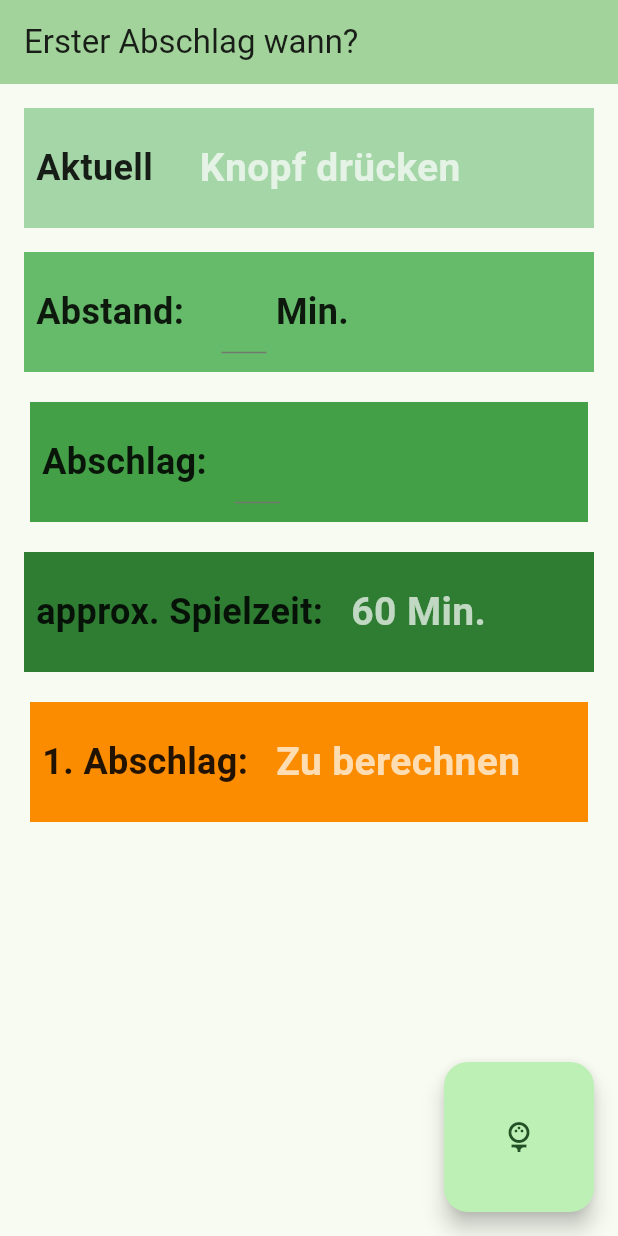
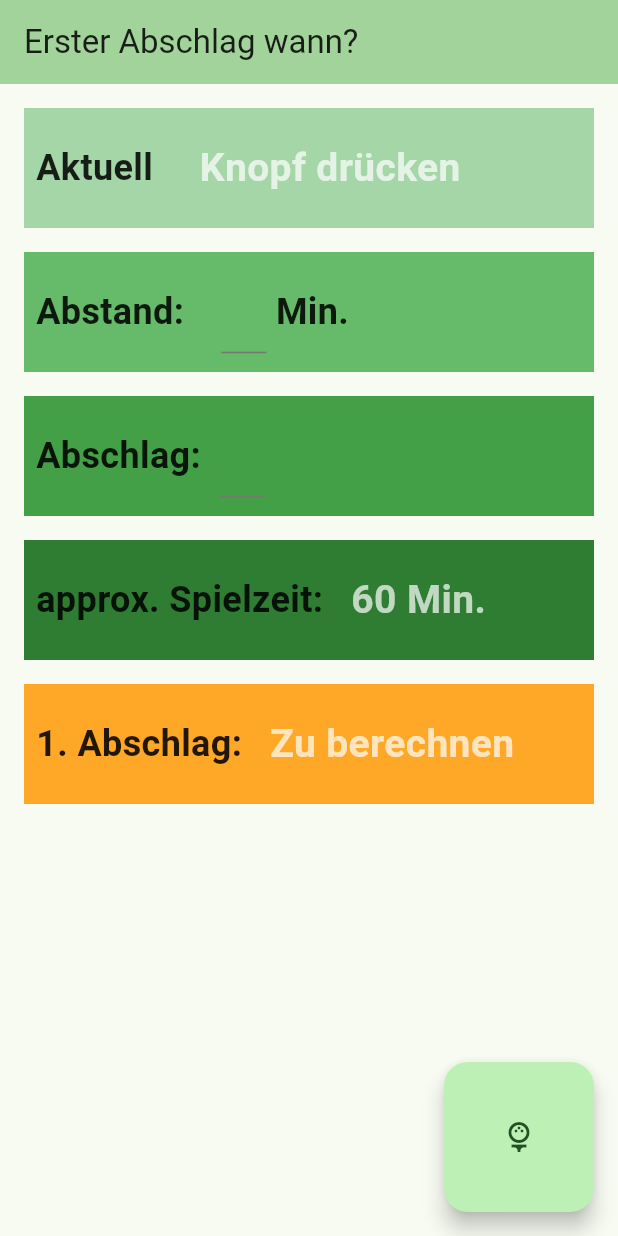
Before and after one commit to chrbuchsteiner61/approx_teeone, a Flutter app: the screen it shows after launch, on a phone screen of 412 x 824 dp. Run offline on Flutter 3.47's test engine with Material 3 defaults, Android fonts, the phone set to English and light mode, and no system bars.

Commit message:
new widget showResult

```diff
--- a/lib/main.dart
+++ b/lib/main.dart
@@ -1,6 +1,7 @@
-import 'package:approx_teeone/clockWidget.dart';
+import 'package:approx_teeone/showResultWidget.dart';
+import 'package:approx_teeone/showTimeWidget.dart';
 import 'package:approx_teeone/simpleInputWidget.dart';
-//import 'package:approx_teeone/simpleInputWidget.dart';
+
 import 'package:flutter/material.dart';
 import 'package:intl/intl.dart';
 
@@ -36,16 +37,18 @@ class MyHomePage extends StatefulWidget {
 }
 
 class _MyHomePageState extends State<MyHomePage> {
-
   DateTime currentTime = DateTime.now();
   DateTime approxTeeOne = DateTime.now();
   NumberFormat MinuteFormatter = new NumberFormat("00");
+
   // Uhrzeiten umgewandelt in Strings
   String uhrzeit = 'Knopf drücken';
   String showApproxTime = 'Zu berechnen';
   String tee = "1";
   String delta = "10";
   int playedTime = 60;
+
+  double containerHeight = 80;
 
   final TextStyle normalStyle = const TextStyle(
     fontSize: 24,
@@ -78,10 +81,12 @@ class _MyHomePageState extends State<MyHomePage> {
       delta = myController_abstand.text;
       tee = myController_tee.text;
       currentTime = DateTime.now();
-      uhrzeit = '${currentTime.hour}:${MinuteFormatter.format(currentTime.minute)}';
-      playedTime =  int.parse(delta) * int.parse(tee);
-      approxTeeOne = currentTime.subtract(Duration(minutes:playedTime));
-      showApproxTime = '${approxTeeOne.hour}:${MinuteFormatter.format(approxTeeOne.minute)}';
+      uhrzeit =
+          '${currentTime.hour}:${MinuteFormatter.format(currentTime.minute)}';
+      playedTime = int.parse(delta) * int.parse(tee);
+      approxTeeOne = currentTime.subtract(Duration(minutes: playedTime));
+      showApproxTime =
+          '${approxTeeOne.hour}:${MinuteFormatter.format(approxTeeOne.minute)}';
     });
   }
 
@@ -92,59 +97,52 @@ class _MyHomePageState extends State<MyHomePage> {
         backgroundColor: Theme.of(context).colorScheme.inversePrimary,
         title: Text(widget.title),
       ),
-      body:
-        Padding(
+      body: Padding(
         padding: const EdgeInsets.all(8.0),
         child: Column(
           crossAxisAlignment: CrossAxisAlignment.stretch,
           children: <Widget>[
-             ClockWidget(text: 'Aktuell     ',
+            showTimeWidget(
+              text: 'Aktuell     ',
               normalStyle: normalStyle,
               resultStyle: resultStyle,
               uhrzeit: uhrzeit,
-                colorDeep: 200,),
-
-          SimpleInputWidget(text: 'Abstand:    ', normalStyle: normalStyle, resultStyle: resultStyle, aFunction: myController_abstand),
-            Container(
-            margin: const EdgeInsets.all(12.0),
-            height: 80.0,
-            color: Colors.green[600],
-            child:
-          Padding(
-            padding: const EdgeInsets.all(8.0),
-            child:
-              Row(children: <Widget> [
-                Text('Abschlag:   ', style: normalStyle,),
-                SizedBox(
-                  width: 30.0,
-                  child:
-                  TextField(
-                    style: resultStyle,
-                    controller: myController_tee,
+              colorDeep: 200,
+              containerHeight: containerHeight,
             ),
+            SimpleInputWidget(
+              text: 'Abstand:    ',
+              normalStyle: normalStyle,
+              resultStyle: resultStyle,
+              aFunction: myController_abstand,
+              secondText: ' Min.',
+              colorDeep: 400,
+              containerHeight: containerHeight,
             ),
-              ]),
+            SimpleInputWidget(
+              text: 'Abschlag:  ',
+              normalStyle: normalStyle,
+              resultStyle: resultStyle,
+              aFunction: myController_tee,
+              secondText: '',
+              colorDeep: 600,
+              containerHeight: containerHeight,
             ),
+            showTimeWidget(
+              text: 'approx. Spielzeit:   ',
+              normalStyle: normalStyle,
+              resultStyle: resultStyle,
+              uhrzeit: playedTime.toString() + ' Min.',
+              colorDeep: 800,
+              containerHeight: containerHeight,
             ),
-            ClockWidget(text: 'approx. Spielzeit:   ', normalStyle: normalStyle,
+            showResultWidget(
+                text: '1. Abschlag:   ',
+                showApproxTime: showApproxTime,
+                normalStyle: normalStyle,
                 resultStyle: resultStyle,
-                uhrzeit: playedTime.toString() +' Min.',
-              colorDeep: 800,
-            ),
-      Container(
-        margin: const EdgeInsets.all(12.0),
-        height: 80.0,
-        color: Colors.orange[600],
-        child:
-        Padding(
-          padding: const EdgeInsets.all(8.0),
-          child:
-            Row(children: <Widget> [
-              Text('1. Abschlag:   ', style: normalStyle),
-              Text(showApproxTime, style: resultStyle),
-            ]),
-        ),
-      ),
+                aColor: Colors.orange[400],
+                containerHeight: containerHeight)
           ],
         ),
       ),
--- /dev/null
+++ b/lib/showResultWidget.dart
@@ -0,0 +1,38 @@
+import 'package:flutter/material.dart';
+import 'package:flutter/cupertino.dart';
+
+class showResultWidget extends StatelessWidget {
+  final String text;
+  final String showApproxTime;
+  final TextStyle normalStyle;
+  final TextStyle resultStyle;
+  final Color? aColor;
+  final double containerHeight;
+
+  const showResultWidget({required this.text,
+    required this.showApproxTime,
+    required this.normalStyle,
+    required this.resultStyle,
+    required this.aColor,
+    required this.containerHeight,
+  });
+
+  @override
+  Widget build(BuildContext context) {
+    return
+      Container(
+        margin: const EdgeInsets.all(8.0),
+        height: containerHeight,
+        color: aColor,
+        child:
+        Padding(
+          padding: const EdgeInsets.all(8.0),
+          child:
+          Row(children: <Widget>[
+            Text(text, style: normalStyle),
+            Text(showApproxTime, style: resultStyle),
+          ]),
+        ),
+      );
+  }
+}
--- a/lib/clockWidget.dart
+++ b/lib/showTimeWidget.dart
@@ -1,25 +1,27 @@
 import 'package:flutter/material.dart';
 import 'package:flutter/cupertino.dart';
 
-class ClockWidget extends StatelessWidget {
+class showTimeWidget extends StatelessWidget {
   final String text;
   final TextStyle normalStyle;
   final TextStyle resultStyle;
   final String uhrzeit;
   final int colorDeep;
+  final double containerHeight;
 
-  const ClockWidget({required this.text,
+  const showTimeWidget({required this.text,
     required this.normalStyle,
     required this.resultStyle,
     required this.uhrzeit,
-    required this.colorDeep});
+    required this.colorDeep,
+    required this.containerHeight,
+  });
 
   @override
   Widget build(BuildContext context) {
-    return
-      Container(
+    return Container(
         margin: const EdgeInsets.all(8.0),
-        height: 80.0,
+        height: containerHeight,
         color: Colors.green[colorDeep],
         child:
         Padding(
--- a/lib/simpleInputWidget.dart
+++ b/lib/simpleInputWidget.dart
@@ -1,46 +1,48 @@
 import 'package:flutter/material.dart';
 import 'package:flutter/cupertino.dart';
 
-class SimpleInputWidget extends StatelessWidget{
+class SimpleInputWidget extends StatelessWidget {
   final String text;
   final TextStyle normalStyle;
   final TextStyle resultStyle;
   final TextEditingController aFunction;
+  final String secondText;
+  final int colorDeep;
+  final double containerHeight;
 
   const SimpleInputWidget({
     required this.text,
     required this.normalStyle,
     required this.resultStyle,
     required this.aFunction,
-  }
-      );
+    required this.secondText,
+    required this.containerHeight,
+    required this.colorDeep,
+  });
 
   @override
   Widget build(BuildContext context) {
-    return
-      Container(
+    return Container(
       margin: const EdgeInsets.all(8.0),
-          height: 80.0,
-          color: Colors.green[400],
-          child:
-          Padding(
+      height: containerHeight,
+      color: Colors.green[colorDeep],
+      child: Padding(
         padding: const EdgeInsets.all(8.0),
-    child:
-    Row(
-    children: <Widget>
-        [
+        child: Row(children: <Widget>[
           Text(text, style: normalStyle),
           SizedBox(
             width: 30.0,
-    child:
-    TextField(
+            child: TextField(
               style: resultStyle,
               controller: aFunction,
               // decoration: InputDecoration(
               // border: OutlineInputBorder(),
             ),
           ),
-    Text(' Min.', style: normalStyle,),
+          Text(
+            secondText,
+            style: normalStyle,
+          ),
         ]),
       ),
     );
```
Lines whose indentation alone changed are shown as unchanged.
